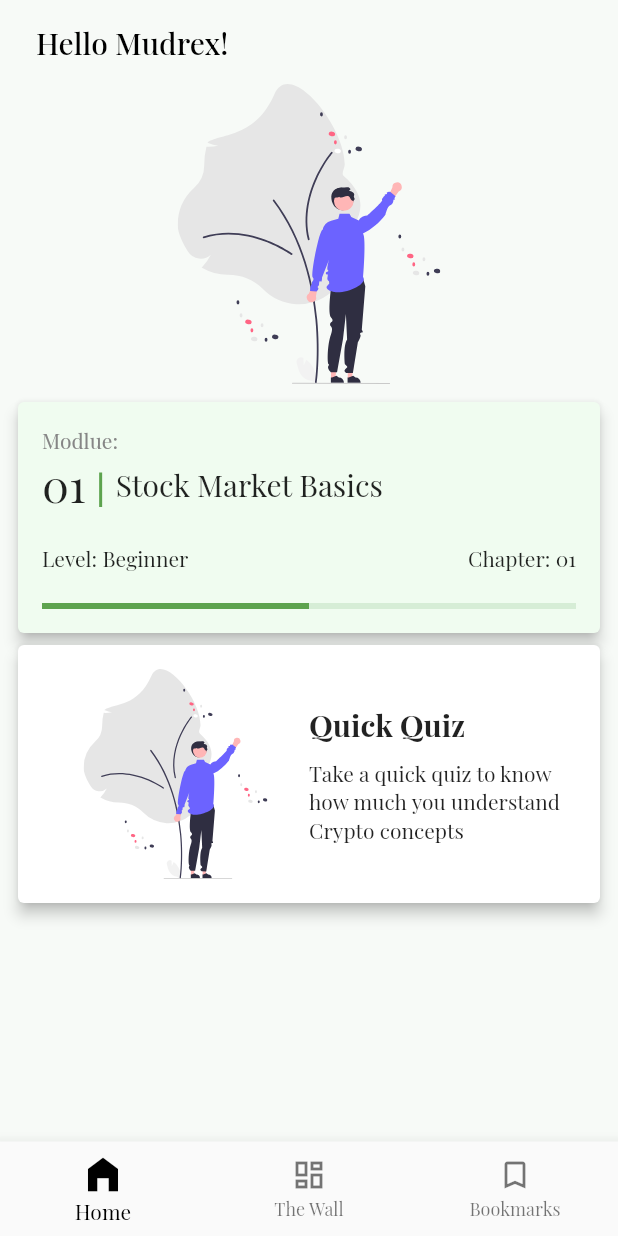
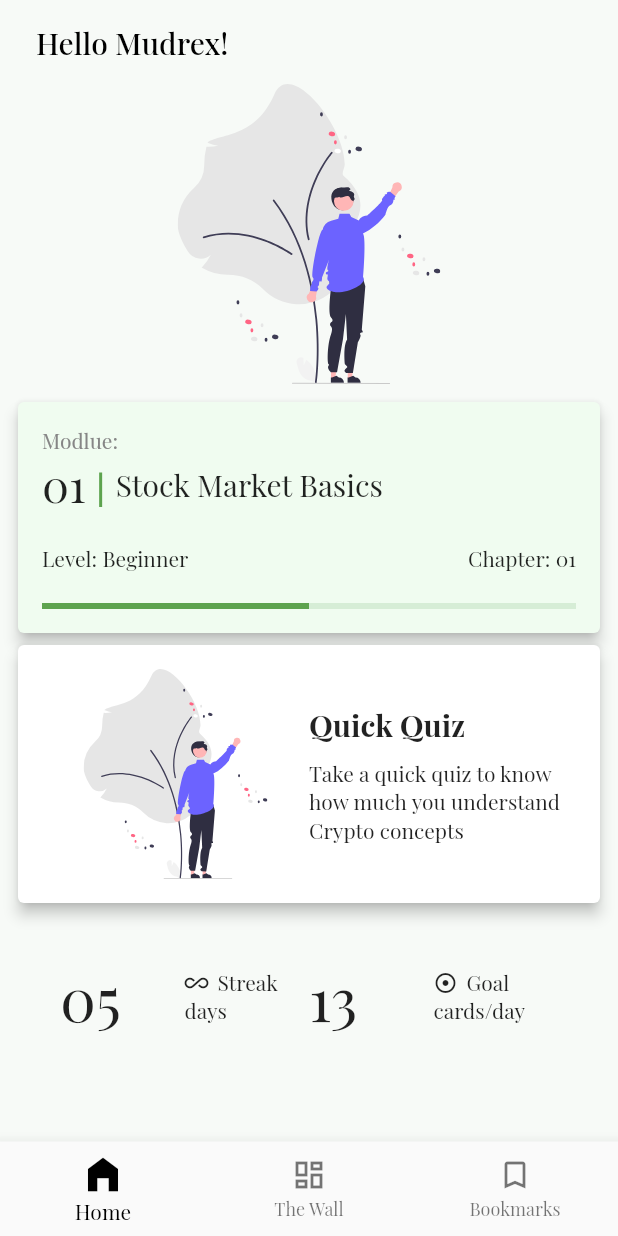
Before and after one commit to samvitjain/crypto_gyaan, a Flutter app: the screen it shows after launch, on a phone screen of 412 x 824 dp. Run offline on Flutter 3.47's test engine with Material 2 defaults, Android fonts, the phone set to English and light mode, and no system bars; our stand-ins replace flutter_svg, google_fonts.

Commit message:
Revactor home page

```diff
--- a/lib/main.dart
+++ b/lib/main.dart
@@ -93,7 +93,7 @@ class _MyHomePageState extends State<MyHomePage> {
             ),
             label: 'Bookmarks',
             activeIcon: Icon(
-              Icons.bookmark_border_rounded,
+              Icons.bookmark,
             ),
           ),
           // BottomNavigationBarItem(
--- a/lib/modules/home/home_page.dart
+++ b/lib/modules/home/home_page.dart
@@ -2,6 +2,7 @@ import 'package:flutter/material.dart';
 import 'package:flutter_svg/svg.dart';
 
 import 'widgets/continue_card_widget.dart';
+import 'widgets/quiz_card_widget.dart';
 
 class HomePage extends StatelessWidget {
   const HomePage({
@@ -38,48 +39,99 @@ class HomePage extends StatelessWidget {
                 padding: const EdgeInsets.all(8.0),
                 child: Column(
                   children: [
-                    const ContinueCard(),
-                    Card(
-                      elevation: 4,
-                      child: Padding(
-                        padding: const EdgeInsets.all(16.0),
+                    ContinueCard(),
+                    QuizCard(),
+                    Padding(
+                      padding: const EdgeInsets.all(32.0),
+                      child: Row(
+                        crossAxisAlignment: CrossAxisAlignment.center,
+                        children: [
+                          Expanded(
                             child: Row(
                               children: [
                                 Expanded(
-                              child: SvgPicture.asset(
-                                'assets/welcome.svg',
-                                placeholderBuilder: (BuildContext context) =>
-                                    Container(
-                                  child: const CircularProgressIndicator(),
+                                  child: Text(
+                                    '05',
+                                    style: TextStyle(
+                                      fontSize: 40,
                                     ),
-                                fit: BoxFit.scaleDown,
-                                height: 140,
                                   ),
                                 ),
                                 Expanded(
                                   child: Column(
-                                crossAxisAlignment: CrossAxisAlignment.start,
-                                mainAxisAlignment:
-                                    MainAxisAlignment.spaceBetween,
+                                    crossAxisAlignment:
+                                        CrossAxisAlignment.start,
                                     children: [
+                                      Row(
+                                        children: [
+                                          Row(
+                                            children: [
+                                              Icon(
+                                                Icons.all_inclusive,
+                                                size: 16,
+                                              ),
+                                              SizedBox(
+                                                width: 6,
+                                              ),
                                               Text(
-                                    'Quick Quiz',
-                                    style: TextStyle(
-                                      fontSize: 20,
-                                      fontWeight: FontWeight.bold,
+                                                'Streak',
+                                              ),
+                                            ],
+                                          ),
+                                        ],
+                                      ),
+                                      Text('days')
+                                    ],
                                   ),
                                 ),
                                 SizedBox(
-                                    height: 10,
+                                  height: 20,
+                                )
+                              ],
+                            ),
+                          ),
+                          Expanded(
+                            child: Row(
+                              children: [
+                                Expanded(
+                                  child: Text(
+                                    '13',
+                                    style: TextStyle(
+                                      fontSize: 40,
+                                    ),
+                                  ),
+                                ),
+                                Expanded(
+                                  child: Column(
+                                    crossAxisAlignment:
+                                        CrossAxisAlignment.start,
+                                    children: [
+                                      Row(
+                                        children: [
+                                          Row(
+                                            children: [
+                                              Icon(
+                                                Icons.adjust,
+                                                size: 16,
+                                              ),
+                                              SizedBox(
+                                                width: 6,
                                               ),
                                               Text(
-                                    'Take a quick quiz to know how much you understand Crypto concepts',
+                                                'Goal',
+                                              ),
+                                            ],
+                                          ),
+                                        ],
+                                      ),
+                                      Text('cards/day')
+                                    ],
+                                  ),
                                 ),
                               ],
                             ),
                           ),
                         ],
-                        ),
                       ),
                     ),
                   ],
--- /dev/null
+++ b/lib/modules/home/widgets/quiz_card_widget.dart
@@ -0,0 +1,53 @@
+import 'package:flutter/material.dart';
+import 'package:flutter_svg/svg.dart';
+
+class QuizCard extends StatelessWidget {
+  const QuizCard({
+    Key? key,
+  }) : super(key: key);
+
+  @override
+  Widget build(BuildContext context) {
+    return Card(
+      elevation: 4,
+      child: Padding(
+        padding: const EdgeInsets.all(16.0),
+        child: Row(
+          children: [
+            Expanded(
+              child: SvgPicture.asset(
+                'assets/welcome.svg',
+                placeholderBuilder: (BuildContext context) => Container(
+                  child: const CircularProgressIndicator(),
+                ),
+                fit: BoxFit.scaleDown,
+                height: 140,
+              ),
+            ),
+            Expanded(
+              child: Column(
+                crossAxisAlignment: CrossAxisAlignment.start,
+                mainAxisAlignment: MainAxisAlignment.spaceBetween,
+                children: [
+                  Text(
+                    'Quick Quiz',
+                    style: TextStyle(
+                      fontSize: 20,
+                      fontWeight: FontWeight.bold,
+                    ),
+                  ),
+                  SizedBox(
+                    height: 10,
+                  ),
+                  Text(
+                    'Take a quick quiz to know how much you understand Crypto concepts',
+                  ),
+                ],
+              ),
+            ),
+          ],
+        ),
+      ),
+    );
+  }
+}
```
Also changed, not shown: lib/modules/wall/wall_page.dart (added). Lines whose indentation alone changed are shown as unchanged.
